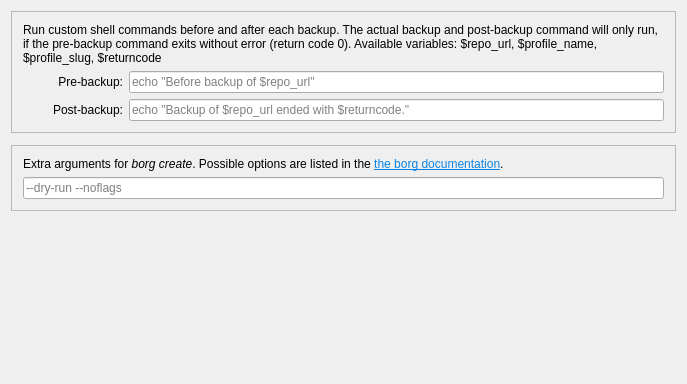
borgbase/vorta, file src/vorta/assets/UI/shell_commands_page.ui: the form before one commit.
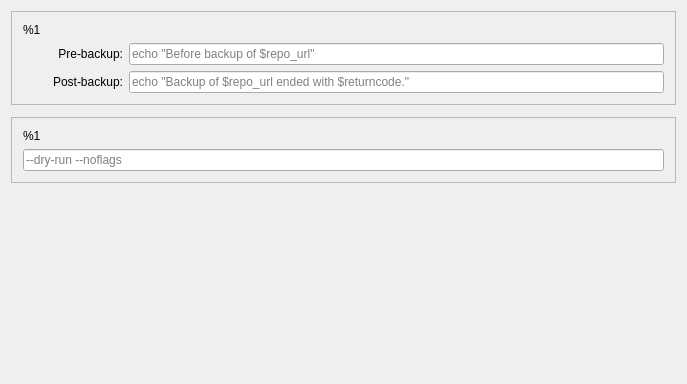
The form after the commit.

```diff
--- a/src/vorta/assets/UI/shell_commands_page.ui
+++ b/src/vorta/assets/UI/shell_commands_page.ui
@@ -29,7 +29,7 @@
       <item>
        <widget class="QLabel" name="label_4">
         <property name="text">
-         <string>&lt;html&gt;&lt;head/&gt;&lt;body&gt;&lt;p&gt;Run custom shell commands before and after each backup. The actual backup and post-backup command will only run, if the pre-backup command exits without error (return code 0). Available variables: &lt;span style=&quot; font-family:'Courier';&quot;&gt;$repo_url, $profile_name, $profile_slug, $returncode&lt;/span&gt;&lt;/p&gt;&lt;/body&gt;&lt;/html&gt;</string>
+         <string notr="true">&lt;html&gt;&lt;head/&gt;&lt;body&gt;&lt;p&gt;%1&lt;/p&gt;&lt;/body&gt;&lt;/html&gt;</string>
         </property>
         <property name="alignment">
          <set>Qt::AlignLeading|Qt::AlignLeft|Qt::AlignTop</set>
@@ -141,7 +141,7 @@
       <item>
        <widget class="QLabel" name="label_7">
         <property name="text">
-         <string>&lt;html&gt;&lt;head/&gt;&lt;body&gt;&lt;p&gt;Extra arguments for &lt;span style=&quot; font-style:italic;&quot;&gt;borg create&lt;/span&gt;. Possible options are listed in the &lt;a href=&quot;https://borgbackup.readthedocs.io/en/stable/usage/create.html&quot;&gt;&lt;span style=&quot; text-decoration: underline; color:#0984e3;&quot;&gt;the borg documentation&lt;/span&gt;&lt;/a&gt;.&lt;/p&gt;&lt;/body&gt;&lt;/html&gt;</string>
+         <string notr="true">&lt;html&gt;&lt;head/&gt;&lt;body&gt;&lt;p&gt;%1&lt;/p&gt;&lt;/body&gt;&lt;/html&gt;</string>
         </property>
         <property name="wordWrap">
          <bool>true</bool>
```
Left out of the diff: 4 changed lines with no effect on the pictures.
